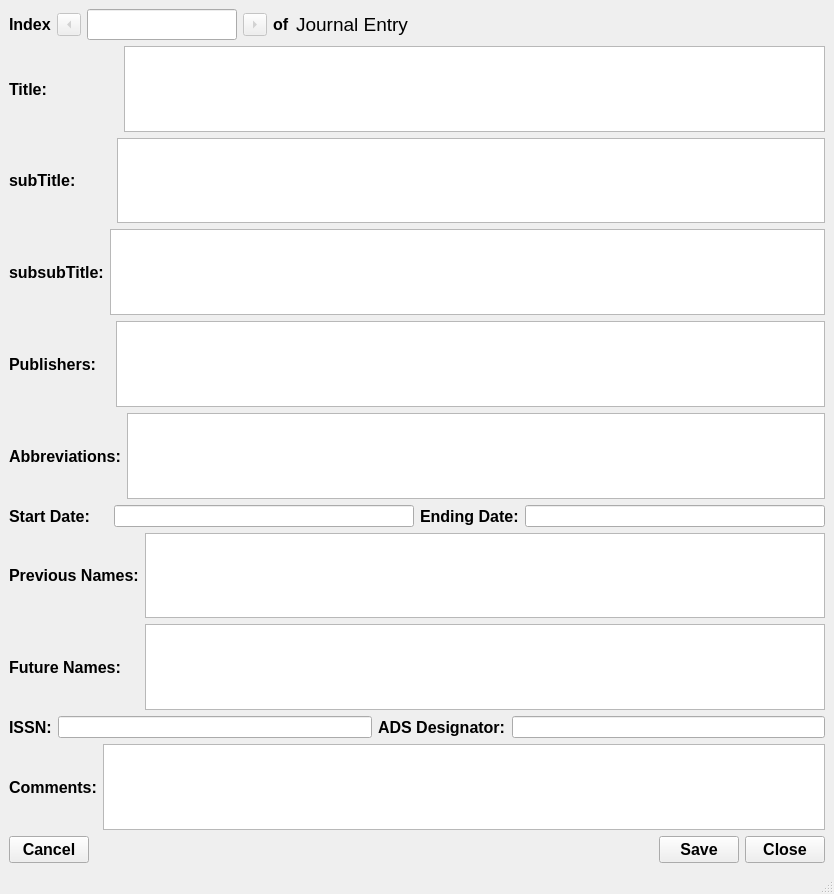
The window that Books20/Tools/bookentry/designer/ui_JournalEntry.ui (JimFowler/books) describes before a commit, drawn with Qt 5.
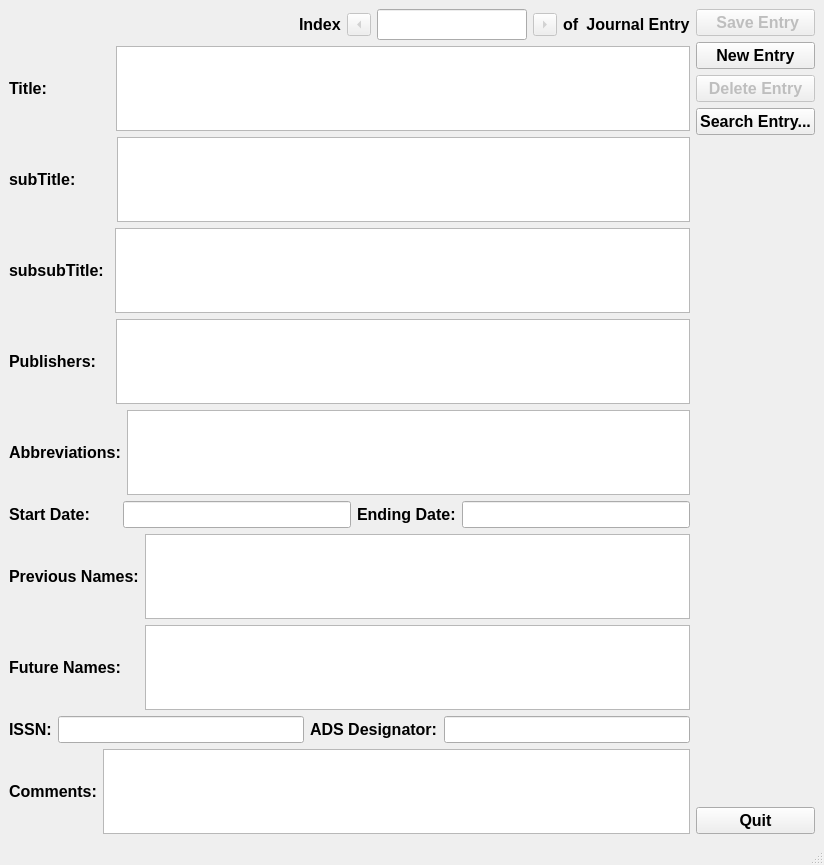
The same window after the commit.

Commit message:
journals program is working
 Changes to be committed:
	modified:   Books20/ChangeLog
	modified:   Books20/Tools/bookentry/designer/ui_JournalEntry.ui
	new file:   Books20/Tools/bookentry/journalEntry.py
	modified:   Books20/Tools/bookentry/journalFile.py
	modified:   Books20/Tools/bookentry/journalWin.py
	modified:   Books20/Tools/journals

```diff
--- a/Books20/Tools/bookentry/designer/ui_JournalEntry.ui
+++ b/Books20/Tools/bookentry/designer/ui_JournalEntry.ui
@@ -6,17 +6,34 @@
    <rect>
     <x>0</x>
     <y>0</y>
-    <width>834</width>
-    <height>894</height>
+    <width>824</width>
+    <height>865</height>
    </rect>
   </property>
   <property name="windowTitle">
    <string>Dialog</string>
   </property>
   <widget class="QWidget" name="centralwidget">
+   <layout class="QHBoxLayout" name="horizontalLayout">
+    <item>
+     <layout class="QHBoxLayout" name="horizontalLayout_11">
+      <item>
    <layout class="QVBoxLayout" name="verticalLayout">
     <item>
      <layout class="QHBoxLayout" name="horizontalLayout_12">
+          <item>
+           <spacer name="horizontalSpacer_2">
+            <property name="orientation">
+             <enum>Qt::Horizontal</enum>
+            </property>
+            <property name="sizeHint" stdset="0">
+             <size>
+              <width>40</width>
+              <height>20</height>
+             </size>
+            </property>
+           </spacer>
+          </item>
       <item>
        <widget class="QLabel" name="label">
         <property name="font">
@@ -131,7 +148,9 @@
        <widget class="QLabel" name="label_2">
         <property name="font">
          <font>
-          <pointsize>14</pointsize>
+              <pointsize>12</pointsize>
+              <weight>75</weight>
+              <bold>true</bold>
          </font>
         </property>
         <property name="text">
@@ -142,23 +161,10 @@
         </property>
        </widget>
       </item>
-      <item>
-       <spacer name="horizontalSpacer_2">
-        <property name="orientation">
-         <enum>Qt::Horizontal</enum>
-        </property>
-        <property name="sizeHint" stdset="0">
-         <size>
-          <width>40</width>
-          <height>20</height>
-         </size>
-        </property>
-       </spacer>
-      </item>
      </layout>
     </item>
     <item>
-     <layout class="QHBoxLayout" name="horizontalLayout">
+         <layout class="QHBoxLayout" name="horizontalLayout_2">
       <item>
        <widget class="QLabel" name="titleLabel">
         <property name="sizePolicy">
@@ -175,17 +181,35 @@
          </font>
         </property>
         <property name="text">
-         <string>Title:                </string>
+             <string>Title:              </string>
         </property>
        </widget>
       </item>
       <item>
-       <widget class="QTextEdit" name="textEdit"/>
+           <widget class="QTextEdit" name="titleEdit">
+            <property name="font">
+             <font>
+              <pointsize>12</pointsize>
+              <weight>75</weight>
+              <italic>true</italic>
+              <bold>true</bold>
+             </font>
+            </property>
+            <property name="mouseTracking">
+             <bool>false</bool>
+            </property>
+            <property name="toolTip">
+             <string>&lt;html&gt;&lt;head/&gt;&lt;body&gt;&lt;p&gt;Main title of journal.&lt;/p&gt;&lt;/body&gt;&lt;/html&gt;</string>
+            </property>
+            <property name="tabChangesFocus">
+             <bool>true</bool>
+            </property>
+           </widget>
       </item>
      </layout>
     </item>
     <item>
-     <layout class="QHBoxLayout" name="horizontalLayout_2">
+         <layout class="QHBoxLayout" name="horizontalLayout_3">
       <item>
        <widget class="QLabel" name="subTitleLabel">
         <property name="font">
@@ -201,34 +225,64 @@
        </widget>
       </item>
       <item>
-       <widget class="QTextEdit" name="subTitleEdit"/>
-      </item>
-     </layout>
-    </item>
-    <item>
-     <layout class="QHBoxLayout" name="horizontalLayout_3">
-      <item>
-       <widget class="QLabel" name="subsubTitleLabel">
+           <widget class="QTextEdit" name="subTitleEdit">
         <property name="font">
          <font>
           <pointsize>12</pointsize>
           <weight>75</weight>
+              <italic>true</italic>
           <bold>true</bold>
          </font>
         </property>
-        <property name="text">
-         <string>subsubTitle:</string>
+            <property name="toolTip">
+             <string>&lt;html&gt;&lt;head/&gt;&lt;body&gt;&lt;p&gt;a sub title of the journal.&lt;/p&gt;&lt;/body&gt;&lt;/html&gt;</string>
+            </property>
+            <property name="tabChangesFocus">
+             <bool>true</bool>
         </property>
        </widget>
       </item>
-      <item>
-       <widget class="QTextEdit" name="subTitleEdit_2"/>
-      </item>
      </layout>
     </item>
     <item>
      <layout class="QHBoxLayout" name="horizontalLayout_4">
       <item>
+           <widget class="QLabel" name="subsubTitleLabel">
+            <property name="font">
+             <font>
+              <pointsize>12</pointsize>
+              <weight>75</weight>
+              <bold>true</bold>
+             </font>
+            </property>
+            <property name="text">
+             <string>subsubTitle: </string>
+            </property>
+           </widget>
+          </item>
+          <item>
+           <widget class="QTextEdit" name="subsubTitleEdit">
+            <property name="font">
+             <font>
+              <pointsize>12</pointsize>
+              <weight>75</weight>
+              <italic>true</italic>
+              <bold>true</bold>
+             </font>
+            </property>
+            <property name="toolTip">
+             <string>&lt;html&gt;&lt;head/&gt;&lt;body&gt;&lt;p&gt;a sub-sub title of a journal (some have them...).&lt;/p&gt;&lt;/body&gt;&lt;/html&gt;</string>
+            </property>
+            <property name="tabChangesFocus">
+             <bool>true</bool>
+            </property>
+           </widget>
+          </item>
+         </layout>
+        </item>
+        <item>
+         <layout class="QHBoxLayout" name="horizontalLayout_5">
+          <item>
        <widget class="QLabel" name="PublisherLabel">
         <property name="font">
          <font>
@@ -243,12 +297,26 @@
        </widget>
       </item>
       <item>
-       <widget class="QTextEdit" name="PublisherEdit"/>
+           <widget class="QTextEdit" name="publisherEdit">
+            <property name="font">
+             <font>
+              <pointsize>12</pointsize>
+              <weight>75</weight>
+              <bold>true</bold>
+             </font>
+            </property>
+            <property name="toolTip">
+             <string>&lt;html&gt;&lt;head/&gt;&lt;body&gt;&lt;p&gt;Publisher format; Name: Place: startDate: endDate.&lt;/p&gt;&lt;/body&gt;&lt;/html&gt;</string>
+            </property>
+            <property name="tabChangesFocus">
+             <bool>true</bool>
+            </property>
+           </widget>
       </item>
      </layout>
     </item>
     <item>
-     <layout class="QHBoxLayout" name="horizontalLayout_5">
+         <layout class="QHBoxLayout" name="horizontalLayout_6">
       <item>
        <widget class="QLabel" name="AbbreviationsLabel">
         <property name="font">
@@ -264,7 +332,21 @@
        </widget>
       </item>
       <item>
-       <widget class="QTextEdit" name="AbbreviationsEdit"/>
+           <widget class="QTextEdit" name="abbreviationsEdit">
+            <property name="font">
+             <font>
+              <pointsize>12</pointsize>
+              <weight>75</weight>
+              <bold>true</bold>
+             </font>
+            </property>
+            <property name="toolTip">
+             <string>&lt;html&gt;&lt;head/&gt;&lt;body&gt;&lt;p&gt;Known abbreviations of the journal.&lt;/p&gt;&lt;/body&gt;&lt;/html&gt;</string>
+            </property>
+            <property name="tabChangesFocus">
+             <bool>true</bool>
+            </property>
+           </widget>
       </item>
      </layout>
     </item>
@@ -280,12 +362,23 @@
          </font>
         </property>
         <property name="text">
-         <string>Start Date:    </string>
+             <string>Start Date:      </string>
         </property>
        </widget>
       </item>
       <item>
-       <widget class="QLineEdit" name="startDateEdit"/>
+           <widget class="QLineEdit" name="startDateEdit">
+            <property name="font">
+             <font>
+              <pointsize>12</pointsize>
+              <weight>75</weight>
+              <bold>true</bold>
+             </font>
+            </property>
+            <property name="toolTip">
+             <string>&lt;html&gt;&lt;head/&gt;&lt;body&gt;&lt;p&gt;Date when the journal began publication.&lt;/p&gt;&lt;/body&gt;&lt;/html&gt;</string>
+            </property>
+           </widget>
       </item>
       <item>
        <widget class="QLabel" name="endDateLabel">
@@ -308,7 +401,18 @@
        </widget>
       </item>
       <item>
-       <widget class="QLineEdit" name="endDateEdit"/>
+           <widget class="QLineEdit" name="endDateEdit">
+            <property name="font">
+             <font>
+              <pointsize>12</pointsize>
+              <weight>75</weight>
+              <bold>true</bold>
+             </font>
+            </property>
+            <property name="toolTip">
+             <string>&lt;html&gt;&lt;head/&gt;&lt;body&gt;&lt;p&gt;Date the journal ceased publication.&lt;/p&gt;&lt;/body&gt;&lt;/html&gt;</string>
+            </property>
+           </widget>
       </item>
      </layout>
     </item>
@@ -329,7 +433,21 @@
        </widget>
       </item>
       <item>
-       <widget class="QTextEdit" name="LinkPreviousEdit"/>
+           <widget class="QTextEdit" name="LinkPreviousEdit">
+            <property name="font">
+             <font>
+              <pointsize>12</pointsize>
+              <weight>75</weight>
+              <bold>true</bold>
+             </font>
+            </property>
+            <property name="toolTip">
+             <string>&lt;html&gt;&lt;head/&gt;&lt;body&gt;&lt;p&gt;Journal names from which this journal was create, if any.&lt;/p&gt;&lt;/body&gt;&lt;/html&gt;</string>
+            </property>
+            <property name="tabChangesFocus">
+             <bool>true</bool>
+            </property>
+           </widget>
       </item>
      </layout>
     </item>
@@ -350,7 +468,21 @@
        </widget>
       </item>
       <item>
-       <widget class="QTextEdit" name="LinkNextEdit"/>
+           <widget class="QTextEdit" name="LinkNextEdit">
+            <property name="font">
+             <font>
+              <pointsize>12</pointsize>
+              <weight>75</weight>
+              <bold>true</bold>
+             </font>
+            </property>
+            <property name="toolTip">
+             <string>&lt;html&gt;&lt;head/&gt;&lt;body&gt;&lt;p&gt;Journanal names into which this journal merged, if any.&lt;/p&gt;&lt;/body&gt;&lt;/html&gt;</string>
+            </property>
+            <property name="tabChangesFocus">
+             <bool>true</bool>
+            </property>
+           </widget>
       </item>
      </layout>
     </item>
@@ -371,7 +503,18 @@
        </widget>
       </item>
       <item>
-       <widget class="QLineEdit" name="ISSNEdit"/>
+           <widget class="QLineEdit" name="ISSN_Edit">
+            <property name="font">
+             <font>
+              <pointsize>12</pointsize>
+              <weight>75</weight>
+              <bold>true</bold>
+             </font>
+            </property>
+            <property name="toolTip">
+             <string>&lt;html&gt;&lt;head/&gt;&lt;body&gt;&lt;p&gt;International Standard Serial Number, if the journal has one.&lt;/p&gt;&lt;/body&gt;&lt;/html&gt;</string>
+            </property>
+           </widget>
       </item>
       <item>
        <widget class="QLabel" name="ADSLabel">
@@ -394,12 +537,23 @@
        </widget>
       </item>
       <item>
-       <widget class="QLineEdit" name="endDateEdit_2"/>
+           <widget class="QLineEdit" name="ADS_Edit">
+            <property name="font">
+             <font>
+              <pointsize>12</pointsize>
+              <weight>75</weight>
+              <bold>true</bold>
+             </font>
+            </property>
+            <property name="toolTip">
+             <string>&lt;html&gt;&lt;head/&gt;&lt;body&gt;&lt;p&gt;Journal designator in the Astrophysical Data System.&lt;/p&gt;&lt;/body&gt;&lt;/html&gt;</string>
+            </property>
+           </widget>
       </item>
      </layout>
     </item>
     <item>
-     <layout class="QHBoxLayout" name="horizontalLayout_6">
+         <layout class="QHBoxLayout" name="horizontalLayout_13">
       <item>
        <widget class="QLabel" name="CommentsLabel">
         <property name="font">
@@ -422,14 +576,34 @@
           <verstretch>0</verstretch>
          </sizepolicy>
         </property>
+            <property name="font">
+             <font>
+              <pointsize>12</pointsize>
+              <weight>75</weight>
+              <bold>true</bold>
+             </font>
+            </property>
+            <property name="toolTip">
+             <string>&lt;html&gt;&lt;head/&gt;&lt;body&gt;&lt;p&gt;Random comments for things we missed.&lt;/p&gt;&lt;/body&gt;&lt;/html&gt;</string>
+            </property>
+            <property name="tabChangesFocus">
+             <bool>true</bool>
+            </property>
        </widget>
       </item>
      </layout>
     </item>
+       </layout>
+      </item>
+     </layout>
+    </item>
     <item>
-     <layout class="QHBoxLayout" name="horizontalLayout_11">
+     <layout class="QVBoxLayout" name="verticalLayout_2">
       <item>
-       <widget class="QPushButton" name="CancelButton">
+       <widget class="QPushButton" name="saveButton">
+        <property name="enabled">
+         <bool>false</bool>
+        </property>
         <property name="font">
          <font>
           <pointsize>12</pointsize>
@@ -438,25 +612,88 @@
          </font>
         </property>
         <property name="text">
-         <string>Cancel</string>
+         <string> Save Entry</string>
         </property>
        </widget>
       </item>
       <item>
-       <spacer name="horizontalSpacer">
+       <widget class="QPushButton" name="newButton">
+        <property name="font">
+         <font>
+          <pointsize>12</pointsize>
+          <weight>75</weight>
+          <bold>true</bold>
+         </font>
+        </property>
+        <property name="focusPolicy">
+         <enum>Qt::NoFocus</enum>
+        </property>
+        <property name="toolTip">
+         <string>create a new, blank entry</string>
+        </property>
+        <property name="text">
+         <string>New Entry</string>
+        </property>
+       </widget>
+      </item>
+      <item>
+       <widget class="QPushButton" name="deleteButton">
+        <property name="enabled">
+         <bool>false</bool>
+        </property>
+        <property name="font">
+         <font>
+          <pointsize>12</pointsize>
+          <weight>75</weight>
+          <bold>true</bold>
+         </font>
+        </property>
+        <property name="focusPolicy">
+         <enum>Qt::NoFocus</enum>
+        </property>
+        <property name="toolTip">
+         <string>delete the current entry from the entry list</string>
+        </property>
+        <property name="text">
+         <string>Delete Entry</string>
+        </property>
+       </widget>
+      </item>
+      <item>
+       <widget class="QPushButton" name="searchButton">
+        <property name="font">
+         <font>
+          <pointsize>12</pointsize>
+          <weight>75</weight>
+          <bold>true</bold>
+         </font>
+        </property>
+        <property name="focusPolicy">
+         <enum>Qt::NoFocus</enum>
+        </property>
+        <property name="toolTip">
+         <string>Open the search window and look for an existing journal</string>
+        </property>
+        <property name="text">
+         <string>Search Entry...</string>
+        </property>
+       </widget>
+      </item>
+      <item>
+       <spacer name="verticalSpacer">
         <property name="orientation">
-         <enum>Qt::Horizontal</enum>
+         <enum>Qt::Vertical</enum>
         </property>
         <property name="sizeHint" stdset="0">
          <size>
-          <width>40</width>
-          <height>20</height>
+          <width>20</width>
+          <height>40</height>
          </size>
         </property>
        </spacer>
       </item>
       <item>
-       <widget class="QPushButton" name="SaveButton">
+       <widget class="QPushButton" name="quitButton">
         <property name="font">
          <font>
           <pointsize>12</pointsize>
@@ -464,22 +701,14 @@
           <bold>true</bold>
          </font>
         </property>
-        <property name="text">
-         <string>Save</string>
+        <property name="focusPolicy">
+         <enum>Qt::NoFocus</enum>
         </property>
-       </widget>
-      </item>
-      <item>
-       <widget class="QPushButton" name="QuitButton">
-        <property name="font">
-         <font>
-          <pointsize>12</pointsize>
-          <weight>75</weight>
-          <bold>true</bold>
-         </font>
+        <property name="toolTip">
+         <string>Quit the program, asking if we want to same any outstanding changes first.</string>
         </property>
         <property name="text">
-         <string>Close</string>
+         <string>Quit</string>
         </property>
        </widget>
       </item>
```
Left out of the diff: 34 changed lines with no effect on the pictures. Lines whose indentation alone changed are shown as unchanged. The commit also changes 5 other files.
